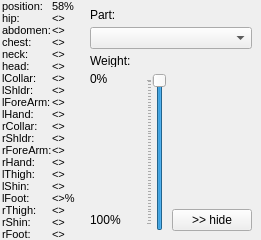
Qt form src/LimbsWeightForm.ui (tapple/animik) before a commit.
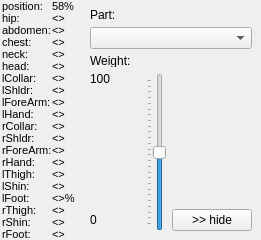
The same form after that commit.

Commit message: Minor bug fixes in blending. New dialog for setting limb weights directly from 3D view (click on figure's part).

The edit to the form file:
```diff
--- a/src/LimbsWeightForm.ui
+++ b/src/LimbsWeightForm.ui
@@ -823,17 +823,23 @@
       </item>
       <item row="3" column="2" rowspan="4">
        <widget class="QSlider" name="weightSlider">
+        <property name="maximum">
+         <number>100</number>
+        </property>
         <property name="value">
-         <number>99</number>
+         <number>50</number>
         </property>
         <property name="orientation">
          <enum>Qt::Vertical</enum>
         </property>
+        <property name="invertedAppearance">
+         <bool>false</bool>
+        </property>
         <property name="tickPosition">
          <enum>QSlider::TicksAbove</enum>
         </property>
         <property name="tickInterval">
-         <number>2</number>
+         <number>4</number>
         </property>
        </widget>
       </item>
@@ -865,7 +871,7 @@
          </size>
         </property>
         <property name="text">
-         <string>0%</string>
+         <string>100</string>
         </property>
        </widget>
       </item>
@@ -878,7 +884,7 @@
          </size>
         </property>
         <property name="text">
-         <string>100%</string>
+         <string>0</string>
         </property>
        </widget>
       </item>
```
The commit also changes 15 other files.
